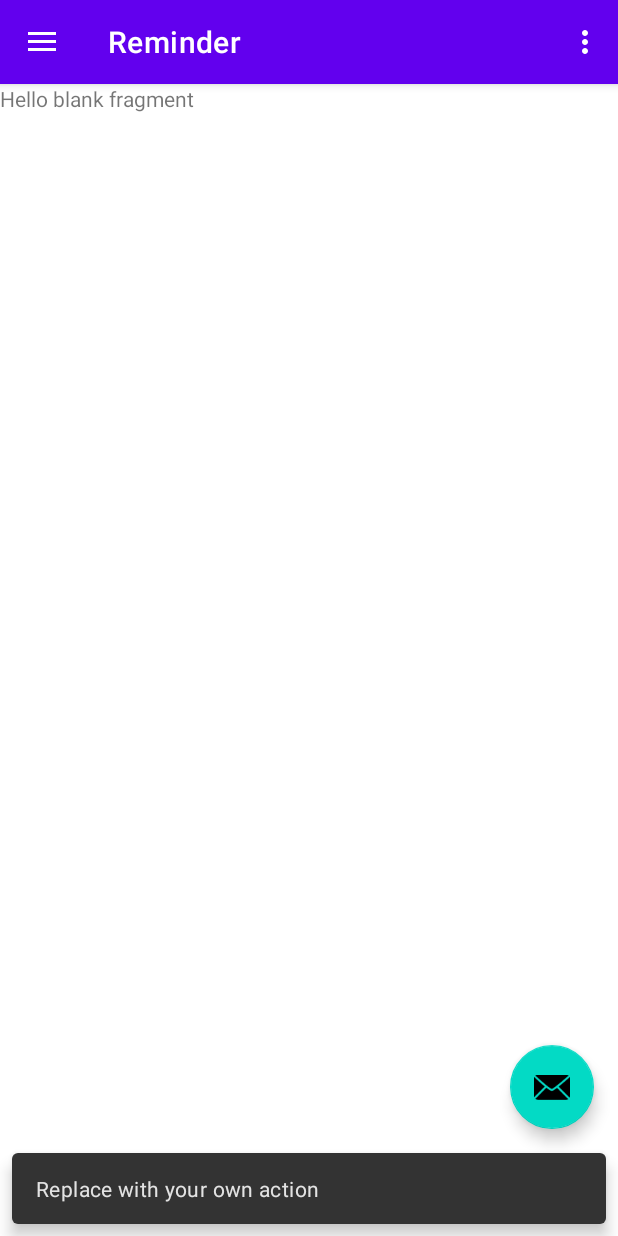
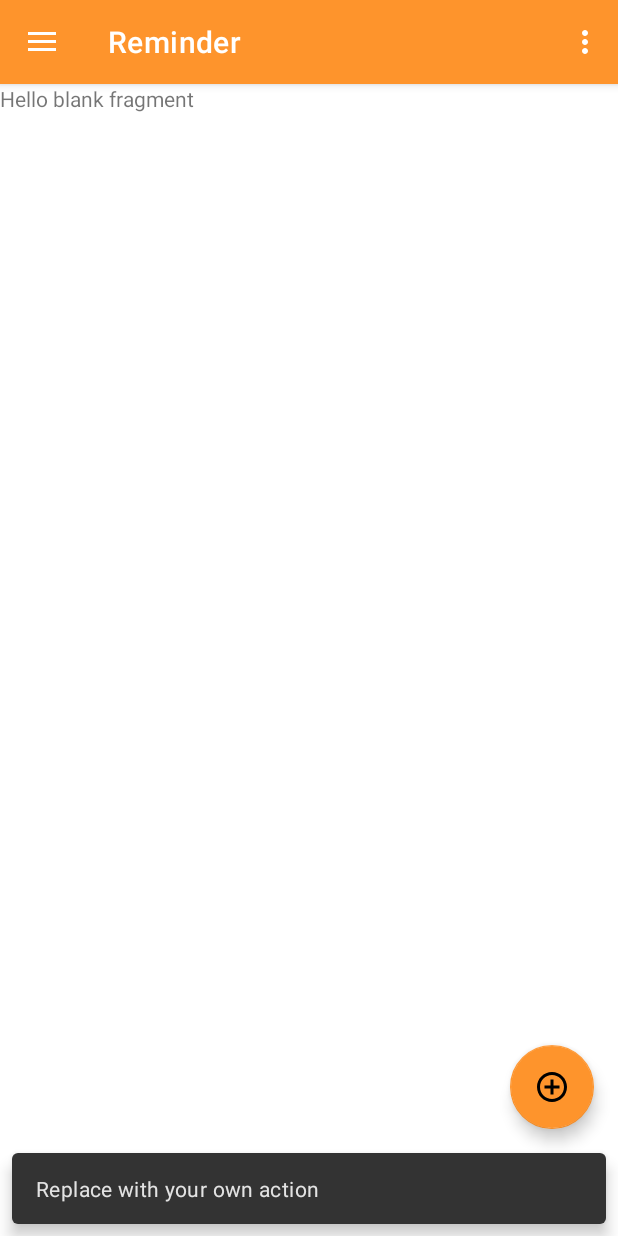
Before and after one commit to kyash108/WeatherChekk, an Android app: the reminder screen opened through its navigation route, after a tap on an icon or button, on a phone screen of 412 x 824 dp. Run offline under Robolectric (Android 15) with nearby library versions, the phone set to English and light mode, and no system bars; our stand-ins replace navigation-ui.

Commit message:
Added colors to the application and adjusted the navigation drawer

```diff
--- a/app/src/main/java/com/example/weatherchekk/MainActivity.java
+++ b/app/src/main/java/com/example/weatherchekk/MainActivity.java
@@ -19,14 +19,14 @@ import androidx.appcompat.widget.Toolbar;
 public class MainActivity extends AppCompatActivity {
 
     private AppBarConfiguration mAppBarConfiguration;
-
+    public static FloatingActionButton fab;
     @Override
     protected void onCreate(Bundle savedInstanceState) {
         super.onCreate(savedInstanceState);
         setContentView(R.layout.activity_main);
         Toolbar toolbar = findViewById(R.id.toolbar);
         setSupportActionBar(toolbar);
-        FloatingActionButton fab = findViewById(R.id.fab);
+        fab = findViewById(R.id.fab);
         fab.setOnClickListener(new View.OnClickListener() {
             @Override
             public void onClick(View view) {
@@ -34,6 +34,7 @@ public class MainActivity extends AppCompatActivity {
                         .setAction("Action", null).show();
             }
         });
+        fab.hide();
         DrawerLayout drawer = findViewById(R.id.drawer_layout);
         NavigationView navigationView = findViewById(R.id.nav_view);
         // Passing each menu ID as a set of Ids because each
--- a/app/src/main/java/com/example/weatherchekk/contact.java
+++ b/app/src/main/java/com/example/weatherchekk/contact.java
@@ -3,10 +3,11 @@ package com.example.weatherchekk;
 import android.os.Bundle;
 
 import androidx.fragment.app.Fragment;
-
 import android.view.LayoutInflater;
 import android.view.View;
 import android.view.ViewGroup;
+
+import static com.example.weatherchekk.MainActivity.fab;
 
 /**
  * A simple {@link Fragment} subclass.
@@ -59,6 +60,7 @@ public class contact extends Fragment {
     public View onCreateView(LayoutInflater inflater, ViewGroup container,
                              Bundle savedInstanceState) {
         // Inflate the layout for this fragment
+        fab.hide();
         return inflater.inflate(R.layout.fragment_contact, container, false);
     }
 }
--- a/app/src/main/java/com/example/weatherchekk/credits.java
+++ b/app/src/main/java/com/example/weatherchekk/credits.java
@@ -7,6 +7,8 @@ import androidx.fragment.app.Fragment;
 import android.view.LayoutInflater;
 import android.view.View;
 import android.view.ViewGroup;
+
+import static com.example.weatherchekk.MainActivity.fab;
 
 /**
  * A simple {@link Fragment} subclass.
@@ -59,6 +61,7 @@ public class credits extends Fragment {
     public View onCreateView(LayoutInflater inflater, ViewGroup container,
                              Bundle savedInstanceState) {
         // Inflate the layout for this fragment
+        fab.hide();
         return inflater.inflate(R.layout.fragment_credits, container, false);
     }
 }
--- a/app/src/main/java/com/example/weatherchekk/home.java
+++ b/app/src/main/java/com/example/weatherchekk/home.java
@@ -7,6 +7,8 @@ import androidx.fragment.app.Fragment;
 import android.view.LayoutInflater;
 import android.view.View;
 import android.view.ViewGroup;
+
+import static com.example.weatherchekk.MainActivity.fab;
 
 /**
  * A simple {@link Fragment} subclass.
@@ -59,6 +61,7 @@ public class home extends Fragment {
     public View onCreateView(LayoutInflater inflater, ViewGroup container,
                              Bundle savedInstanceState) {
         // Inflate the layout for this fragment
+        fab.hide();
         return inflater.inflate(R.layout.fragment_home, container, false);
     }
 }
--- a/app/src/main/java/com/example/weatherchekk/reminder.java
+++ b/app/src/main/java/com/example/weatherchekk/reminder.java
@@ -7,6 +7,8 @@ import androidx.fragment.app.Fragment;
 import android.view.LayoutInflater;
 import android.view.View;
 import android.view.ViewGroup;
+
+import static com.example.weatherchekk.MainActivity.fab;
 
 /**
  * A simple {@link Fragment} subclass.
@@ -59,6 +61,7 @@ public class reminder extends Fragment {
     public View onCreateView(LayoutInflater inflater, ViewGroup container,
                              Bundle savedInstanceState) {
         // Inflate the layout for this fragment
+        fab.show();
         return inflater.inflate(R.layout.fragment_reminder, container, false);
     }
 }
--- /dev/null
+++ b/app/src/main/res/drawable/ic_baseline_add_circle_outline_24.xml
@@ -0,0 +1,10 @@
+<vector xmlns:android="http://schemas.android.com/apk/res/android"
+    android:width="24dp"
+    android:height="24dp"
+    android:viewportWidth="24"
+    android:viewportHeight="24"
+    android:tint="?attr/colorControlNormal">
+  <path
+      android:fillColor="@android:color/white"
+      android:pathData="M13,7h-2v4L7,11v2h4v4h2v-4h4v-2h-4L13,7zM12,2C6.48,2 2,6.48 2,12s4.48,10 10,10 10,-4.48 10,-10S17.52,2 12,2zM12,20c-4.41,0 -8,-3.59 -8,-8s3.59,-8 8,-8 8,3.59 8,8 -3.59,8 -8,8z"/>
+</vector>
--- a/app/src/main/res/drawable/ic_baseline_grain_24.xml
+++ b/app/src/main/res/drawable/ic_baseline_grain_24.xml
@@ -1,10 +1,5 @@
-<vector xmlns:android="http://schemas.android.com/apk/res/android"
-    android:width="24dp"
-    android:height="24dp"
-    android:viewportWidth="24"
-    android:viewportHeight="24"
-    android:tint="?attr/colorControlNormal">
-  <path
-      android:fillColor="@android:color/white"
-      android:pathData="M10,12c-1.1,0 -2,0.9 -2,2s0.9,2 2,2 2,-0.9 2,-2 -0.9,-2 -2,-2zM6,8c-1.1,0 -2,0.9 -2,2s0.9,2 2,2 2,-0.9 2,-2 -0.9,-2 -2,-2zM6,16c-1.1,0 -2,0.9 -2,2s0.9,2 2,2 2,-0.9 2,-2 -0.9,-2 -2,-2zM18,8c1.1,0 2,-0.9 2,-2s-0.9,-2 -2,-2 -2,0.9 -2,2 0.9,2 2,2zM14,16c-1.1,0 -2,0.9 -2,2s0.9,2 2,2 2,-0.9 2,-2 -0.9,-2 -2,-2zM18,12c-1.1,0 -2,0.9 -2,2s0.9,2 2,2 2,-0.9 2,-2 -0.9,-2 -2,-2zM14,8c-1.1,0 -2,0.9 -2,2s0.9,2 2,2 2,-0.9 2,-2 -0.9,-2 -2,-2zM10,4c-1.1,0 -2,0.9 -2,2s0.9,2 2,2 2,-0.9 2,-2 -0.9,-2 -2,-2z"/>
+<vector android:height="24dp" android:tint="#FFFFFF"
+    android:viewportHeight="24" android:viewportWidth="24"
+    android:width="24dp" xmlns:android="http://schemas.android.com/apk/res/android">
+    <path android:fillColor="@android:color/white" android:pathData="M10,12c-1.1,0 -2,0.9 -2,2s0.9,2 2,2 2,-0.9 2,-2 -0.9,-2 -2,-2zM6,8c-1.1,0 -2,0.9 -2,2s0.9,2 2,2 2,-0.9 2,-2 -0.9,-2 -2,-2zM6,16c-1.1,0 -2,0.9 -2,2s0.9,2 2,2 2,-0.9 2,-2 -0.9,-2 -2,-2zM18,8c1.1,0 2,-0.9 2,-2s-0.9,-2 -2,-2 -2,0.9 -2,2 0.9,2 2,2zM14,16c-1.1,0 -2,0.9 -2,2s0.9,2 2,2 2,-0.9 2,-2 -0.9,-2 -2,-2zM18,12c-1.1,0 -2,0.9 -2,2s0.9,2 2,2 2,-0.9 2,-2 -0.9,-2 -2,-2zM14,8c-1.1,0 -2,0.9 -2,2s0.9,2 2,2 2,-0.9 2,-2 -0.9,-2 -2,-2zM10,4c-1.1,0 -2,0.9 -2,2s0.9,2 2,2 2,-0.9 2,-2 -0.9,-2 -2,-2z"/>
 </vector>
--- a/app/src/main/res/layout/activity_main.xml
+++ b/app/src/main/res/layout/activity_main.xml
@@ -18,7 +18,11 @@
         android:layout_width="wrap_content"
         android:layout_height="match_parent"
         android:layout_gravity="start"
+        android:background="#131313"
+
         android:fitsSystemWindows="true"
         app:headerLayout="@layout/nav_header_main"
+        app:itemIconTint="@color/white"
+        app:itemTextColor="#FAF5F5"
         app:menu="@menu/activity_main_drawer" />
 </androidx.drawerlayout.widget.DrawerLayout>
--- a/app/src/main/res/layout/app_bar_main.xml
+++ b/app/src/main/res/layout/app_bar_main.xml
@@ -28,6 +28,6 @@
         android:layout_height="wrap_content"
         android:layout_gravity="bottom|end"
         android:layout_margin="@dimen/fab_margin"
-        app:srcCompat="@android:drawable/ic_dialog_email" />
+        android:src="@drawable/ic_baseline_add_circle_outline_24"/>
 
 </androidx.coordinatorlayout.widget.CoordinatorLayout>
--- a/app/src/main/res/values/drawables.xml
+++ b/app/src/main/res/values/drawables.xml
@@ -1,7 +1,4 @@
 <resources xmlns:android="http://schemas.android.com/apk/res/android">
-    <item name="ic_menu_camera" type="drawable">@android:drawable/ic_menu_camera</item>
-    <item name="ic_menu_gallery" type="drawable">@android:drawable/ic_menu_gallery</item>
-    <item name="ic_menu_slideshow" type="drawable">@android:drawable/ic_menu_slideshow</item>
     <item name="ic_menu_manage" type="drawable">@android:drawable/ic_menu_manage</item>
     <item name="ic_menu_share" type="drawable">@android:drawable/ic_menu_share</item>
     <item name="ic_menu_send" type="drawable">@android:drawable/ic_menu_send</item>
--- a/app/src/main/res/values/strings.xml
+++ b/app/src/main/res/values/strings.xml
@@ -7,9 +7,6 @@
     <string name="nav_header_desc">Navigation header</string>
     <string name="action_settings">Settings</string>
 
-    <string name="menu_home">Home</string>
-    <string name="menu_gallery">Gallery</string>
-    <string name="menu_slideshow">Slideshow</string>
     <!-- TODO: Remove or change this placeholder text -->
     <string name="hello_blank_fragment">Hello blank fragment</string>
 </resources>
--- a/app/src/main/res/values/themes.xml
+++ b/app/src/main/res/values/themes.xml
@@ -2,12 +2,12 @@
     <!-- Base application theme. -->
     <style name="Theme.WeatherChekk" parent="Theme.MaterialComponents.DayNight.DarkActionBar">
         <!-- Primary brand color. -->
-        <item name="colorPrimary">@color/purple_500</item>
-        <item name="colorPrimaryVariant">@color/purple_700</item>
+        <item name="colorPrimary">#FE942C</item>
+        <item name="colorPrimaryVariant">#131313</item>
         <item name="colorOnPrimary">@color/white</item>
         <!-- Secondary brand color. -->
-        <item name="colorSecondary">@color/teal_200</item>
-        <item name="colorSecondaryVariant">@color/teal_700</item>
+        <item name="colorSecondary">#FE942C</item>
+        <item name="colorSecondaryVariant">#131313</item>
         <item name="colorOnSecondary">@color/black</item>
         <!-- Status bar color. -->
         <item name="android:statusBarColor" tools:targetApi="l">?attr/colorPrimaryVariant</item>
```
Also changed, not shown: app/src/main/res/drawable-v21/ic_menu_camera.xml (deleted, +0 -12 lines), app/src/main/res/drawable-v21/ic_menu_gallery.xml (deleted, +0 -9 lines), app/src/main/res/drawable-v21/ic_menu_slideshow.xml (deleted, +0 -9 lines).
